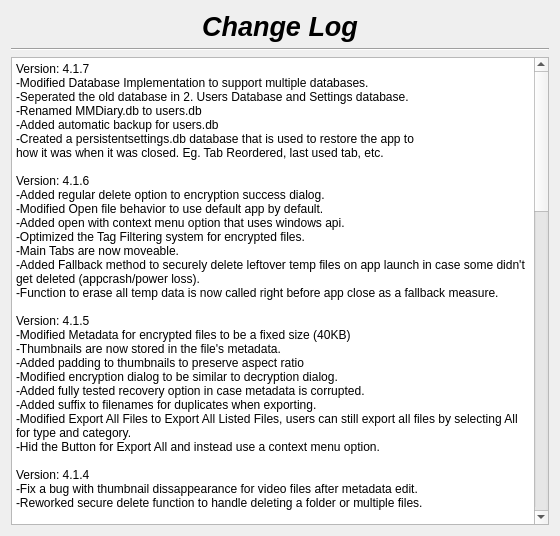
Qt form changelog.ui (therealMaPMaKeR/MMDiary) before a commit.
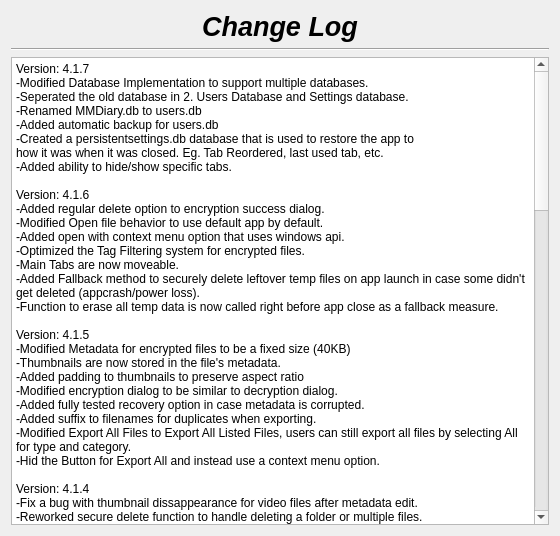
The same form after that commit.

Commit message: added ability to hide/show specific tabs

What changed in the file:
```diff
--- a/changelog.ui
+++ b/changelog.ui
@@ -58,6 +58,7 @@
 &lt;p style=&quot; margin-top:0px; margin-bottom:0px; margin-left:0px; margin-right:0px; -qt-block-indent:0; text-indent:0px;&quot;&gt;Version: 4.1.7&lt;br /&gt;-Modified Database Implementation to support multiple databases.&lt;br /&gt;-Seperated the old database in 2. Users Database and Settings database.&lt;br /&gt;-Renamed MMDiary.db to users.db&lt;br /&gt;-Added automatic backup for users.db&lt;/p&gt;
 &lt;p style=&quot; margin-top:0px; margin-bottom:0px; margin-left:0px; margin-right:0px; -qt-block-indent:0; text-indent:0px;&quot;&gt;-Created a persistentsettings.db database that is used to restore the app to &lt;/p&gt;
 &lt;p style=&quot; margin-top:0px; margin-bottom:0px; margin-left:0px; margin-right:0px; -qt-block-indent:0; text-indent:0px;&quot;&gt;how it was when it was closed. Eg. Tab Reordered, last used tab, etc.&lt;/p&gt;
+&lt;p style=&quot; margin-top:0px; margin-bottom:0px; margin-left:0px; margin-right:0px; -qt-block-indent:0; text-indent:0px;&quot;&gt;-Added ability to hide/show specific tabs.&lt;/p&gt;
 &lt;p style=&quot;-qt-paragraph-type:empty; margin-top:0px; margin-bottom:0px; margin-left:0px; margin-right:0px; -qt-block-indent:0; text-indent:0px;&quot;&gt;&lt;br /&gt;&lt;/p&gt;
 &lt;p style=&quot; margin-top:0px; margin-bottom:0px; margin-left:0px; margin-right:0px; -qt-block-indent:0; text-indent:0px;&quot;&gt;Version: 4.1.6&lt;br /&gt;-Added regular delete option to encryption success dialog.&lt;br /&gt;-Modified Open file behavior to use default app by default.&lt;br /&gt;-Added open with context menu option that uses windows api.&lt;/p&gt;
 &lt;p style=&quot; margin-top:0px; margin-bottom:0px; margin-left:0px; margin-right:0px; -qt-block-indent:0; text-indent:0px;&quot;&gt;-Optimized the Tag Filtering system for encrypted files.&lt;/p&gt;
```
The commit also changes 7 other files.
